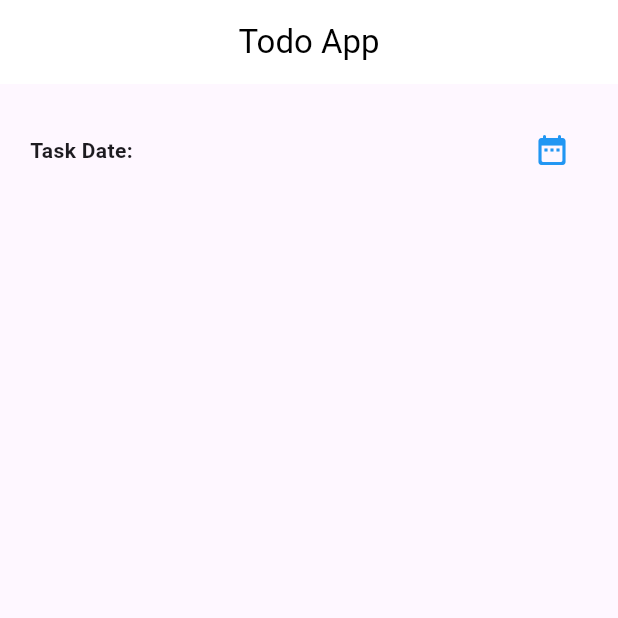
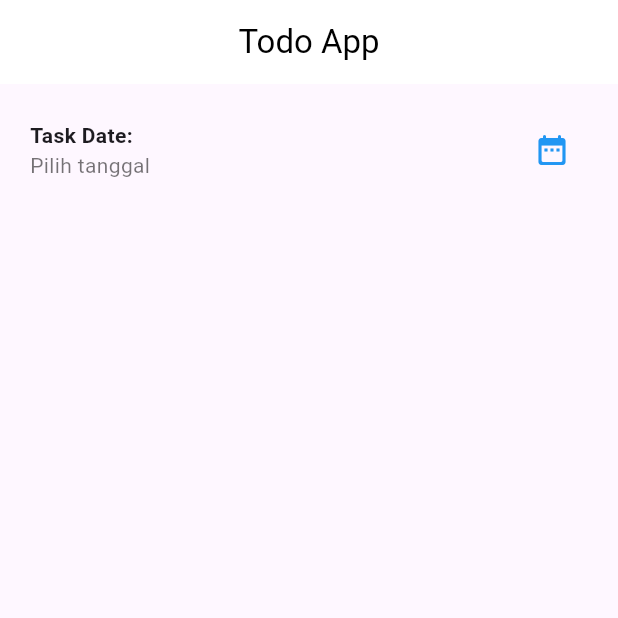
Before and after one commit to IAMHUDA/TodoApp_0049, a Flutter app: the screen it shows after launch, on a phone screen of 412 x 824 dp, the top half of it. Run offline on Flutter 3.47's test engine with Material 3 defaults, Android fonts, the phone set to English and light mode, and no system bars; missing offline and left inert: bottom_picker.

Commit message:
add crossaxis

```diff
--- a/lib/todo_app.dart
+++ b/lib/todo_app.dart
@@ -28,13 +28,21 @@ class _TodoAppState extends State<TodoApp> {
       Padding(padding:
       const EdgeInsets.all(20.0),
       child: Column(
+        crossAxisAlignment: CrossAxisAlignment.start,
         children: [
           Row(
             mainAxisAlignment: MainAxisAlignment.spaceBetween,
             children: [
               Column(
+                crossAxisAlignment: CrossAxisAlignment.start,
                 children: [
                   const Text("Task Date:", style: TextStyle(fontWeight: FontWeight.bold)),
+                  Text(
+                        selectedDate != null
+                            ? DateFormat("dd-MM-yyyy HH:mm").format(selectedDate!)
+                            : "Pilih tanggal",
+                        style: const TextStyle(color: Colors.black54),
+                      ),
                 ],
               ),
               IconButton(
```
